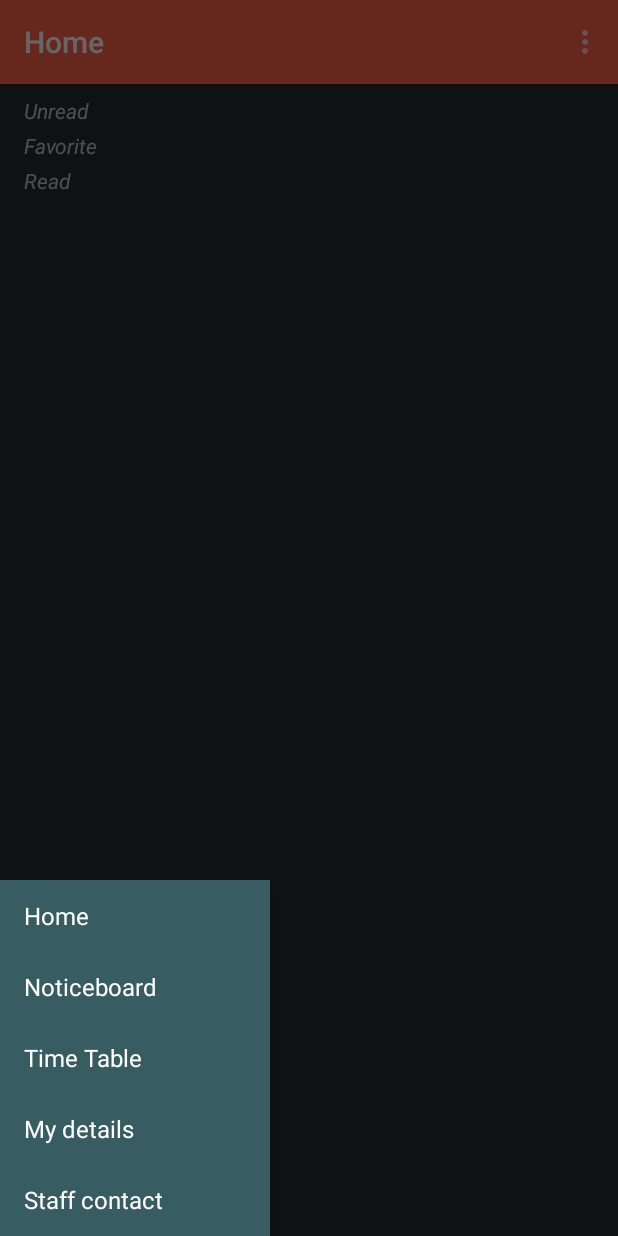
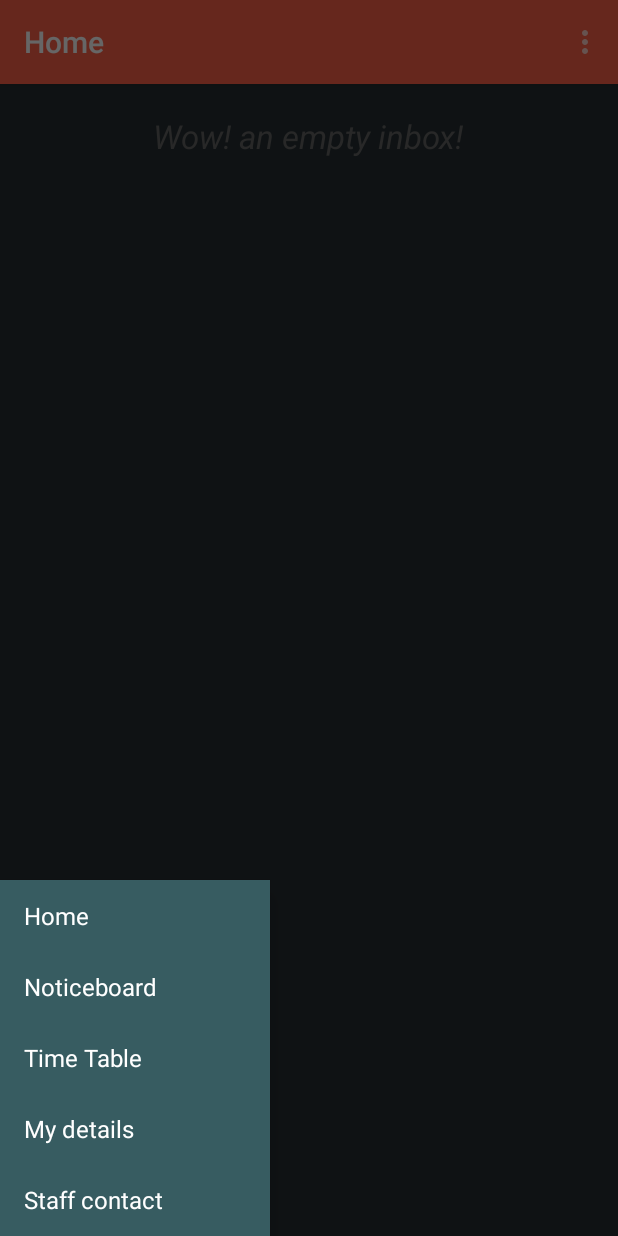
Before and after one commit to PranayKarani/KC_v2, an Android app: the fragment FNoticeboard placed in its activity, with the side drawer open, on a phone screen of 412 x 824 dp. Run offline under Robolectric (Android 15) with nearby library versions, the phone set to English and light mode, and no system bars; network calls fail.

Commit message:
- fixed notice sorting and viewing in FNoticeboard - fixed marking and un-marking favorite in ANoticeViewer

```diff
--- a/app/src/main/java/com/kc/fragments/FNoticeboard.java
+++ b/app/src/main/java/com/kc/fragments/FNoticeboard.java
@@ -19,7 +19,6 @@ import com.kc.activities.ANoticeViewer;
 import com.kc.database.DBHelper;
 import com.kc.database.DBHelper.dbType;
 import com.kc.database.TNoticeboard;
-import com.kc.utilites.ShrPref;
 
 public class FNoticeboard extends MyFragment {
 
@@ -46,7 +45,6 @@ public class FNoticeboard extends MyFragment {
     @Override
     public void onStart() {
         super.onStart();
-        ShrPref.writeData(stupidContext, "noof_notice", 0);
         new NoticesLoader().execute(null, null, null);
     }
 
@@ -55,25 +53,14 @@ public class FNoticeboard extends MyFragment {
         super.onStop();
 
         LinearLayout urb = (LinearLayout) getActivity().findViewById(R.id.unread_bucket);
-        for (int i = 0; i < urb.getChildCount(); i++) {
-            if (urb.getChildAt(i) instanceof CardView) {
-                urb.removeViewAt(i);
-            }
-        }
+        urb.removeAllViews();
 
         LinearLayout fb = (LinearLayout) getActivity().findViewById(R.id.fav_bucket);
-        for (int i = 0; i < fb.getChildCount(); i++) {
-            if (fb.getChildAt(i) instanceof CardView) {
-                fb.removeViewAt(i);
-            }
-        }
+        fb.removeAllViews();
 
         LinearLayout rb = (LinearLayout) getActivity().findViewById(R.id.read_bucket);
-        for (int i = 0; i < rb.getChildCount(); i++) {
-            if (rb.getChildAt(i) instanceof CardView) {
-                rb.removeViewAt(i);
-            }
-        }
+        rb.removeAllViews();
+
     }
 
     private class NoticesLoader extends AsyncTask<Void, Void, Cursor> {
@@ -97,16 +84,21 @@ public class FNoticeboard extends MyFragment {
         @Override
         public void onPostExecute(Cursor c) {
 
+            // declare buckets and there headers
+            TextView urbt = (TextView) getActivity().findViewById(R.id.fnotice_unread_bucket_header);
+            LinearLayout urb = (LinearLayout) getActivity().findViewById(R.id.unread_bucket);
+            TextView fbt = (TextView) getActivity().findViewById(R.id.fnotice_fav_bucket_header);
+            LinearLayout fb = (LinearLayout) getActivity().findViewById(R.id.fav_bucket);
+            TextView rbt = (TextView) getActivity().findViewById(R.id.fnotice_read_bucket_header);
+            LinearLayout rb = (LinearLayout) getActivity().findViewById(R.id.read_bucket);
+
+            TextView emptyIndox = (TextView) getActivity().findViewById(R.id.fnotice_empty_inbox);
+
             if (c.getCount() > 0) {
 
                 c.moveToFirst();
 
                 int unread = 0, fav = 0, read = 0;
-
-                // declare buckets
-                LinearLayout urb = (LinearLayout) getActivity().findViewById(R.id.unread_bucket);
-                LinearLayout fb = (LinearLayout) getActivity().findViewById(R.id.fav_bucket);
-                LinearLayout rb = (LinearLayout) getActivity().findViewById(R.id.read_bucket);
 
                 do {
 
@@ -130,10 +122,23 @@ public class FNoticeboard extends MyFragment {
 
                 } while (c.moveToNext());
 
+//                ShrPref.writeData(stupidContext, C.UNREAD_COUNT, unread);
+//                ShrPref.writeData(stupidContext, C.FAV_COUNT, fav);
+//                ShrPref.writeData(stupidContext, C.READ_COUNT, read);
+
+                urbt.setVisibility(unread == 0 ? View.GONE : View.VISIBLE);
                 urb.setVisibility(unread == 0 ? View.GONE : View.VISIBLE);
+                fbt.setVisibility(fav == 0 ? View.GONE : View.VISIBLE);
                 fb.setVisibility(fav == 0 ? View.GONE : View.VISIBLE);
+                rbt.setVisibility(read == 0 ? View.GONE : View.VISIBLE);
                 rb.setVisibility(read == 0 ? View.GONE : View.VISIBLE);
+                emptyIndox.setVisibility(View.GONE);
 
+            } else {
+                emptyIndox.setVisibility(View.VISIBLE);
+                urbt.setVisibility(View.GONE);
+                fbt.setVisibility(View.GONE);
+                rbt.setVisibility(View.GONE);
             }
             c.close();
             dbh.close();
@@ -186,7 +191,7 @@ public class FNoticeboard extends MyFragment {
             return cv;
         }
 
-        View inflate_notice(Cursor c, boolean fav) {
+        View inflate_notice(Cursor c, final boolean fav) {
 
             // extract data
             final int ID = c.getInt(c.getColumnIndex(TNoticeboard.ID));
@@ -215,7 +220,7 @@ public class FNoticeboard extends MyFragment {
                     i.putExtra("ID", ID);
                     i.putExtra("header", header);
                     i.putExtra("body", body);
-                    i.putExtra("fav", true);
+                    i.putExtra("fav", fav);
                     i.putExtra("date", date);
                     i.putExtra("time", time);
                     startActivity(i);
--- a/app/src/main/res/layout/f_notice.xml
+++ b/app/src/main/res/layout/f_notice.xml
@@ -14,44 +14,56 @@
                       android:layout_width="match_parent"
                       android:orientation="vertical">
 
+            <TextView
+                    android:id="@+id/fnotice_unread_bucket_header"
+                    android:layout_width="wrap_content"
+                    android:layout_height="wrap_content"
+                    android:textAppearance="?android:attr/textAppearanceSmall"
+                    android:textStyle="italic"
+                    android:text="Unread"/>
             <LinearLayout android:id="@+id/unread_bucket"
                           android:orientation="vertical"
                           android:layout_width="match_parent"
                           android:layout_height="match_parent"
                           android:layout_marginBottom="4dp">
+            </LinearLayout>
+
             <TextView
+                    android:id="@+id/fnotice_fav_bucket_header"
                     android:layout_width="wrap_content"
                     android:layout_height="wrap_content"
                     android:textAppearance="?android:attr/textAppearanceSmall"
                     android:textStyle="italic"
-                        android:text="Unread"/>
-            </LinearLayout>
-
+                    android:text="Favorite"/>
             <LinearLayout android:id="@+id/fav_bucket"
                           android:orientation="vertical"
                           android:layout_width="match_parent"
                           android:layout_height="match_parent"
                           android:layout_marginBottom="4dp">
+            </LinearLayout>
+
             <TextView
+                    android:id="@+id/fnotice_read_bucket_header"
                     android:layout_width="wrap_content"
                     android:layout_height="wrap_content"
                     android:textAppearance="?android:attr/textAppearanceSmall"
                     android:textStyle="italic"
-                        android:text="Favorite"/>
-            </LinearLayout>
-
+                    android:text="Read"/>
             <LinearLayout android:id="@+id/read_bucket"
                           android:orientation="vertical"
                           android:layout_width="match_parent"
                           android:layout_height="match_parent"
                           android:layout_marginBottom="4dp">
+            </LinearLayout>
+
             <TextView
+                    android:id="@+id/fnotice_empty_inbox"
                     android:layout_width="wrap_content"
                     android:layout_height="wrap_content"
-                        android:textAppearance="?android:attr/textAppearanceSmall"
+                    android:textAppearance="?android:attr/textAppearanceLarge"
                     android:textStyle="italic"
-                        android:text="Read"/>
-            </LinearLayout>
+                    android:textColor="#646464"
+                    android:text="Wow! an empty inbox!" android:layout_gravity="center"/>
 
         </LinearLayout>
 
```
Also changed, not shown: app/src/main/java/com/kc/activities/ANoticeViewer.java (+8 -0 lines). Lines whose indentation alone changed are shown as unchanged.
